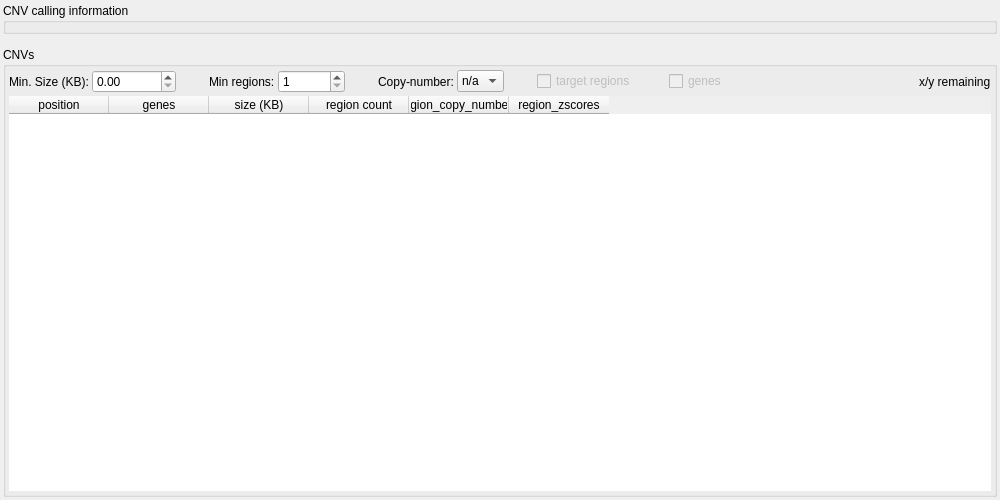
This is src/GSvar/CnvWidget.ui in imgag/ngs-bits as Qt 5 draws it before an edit. The edited form follows.
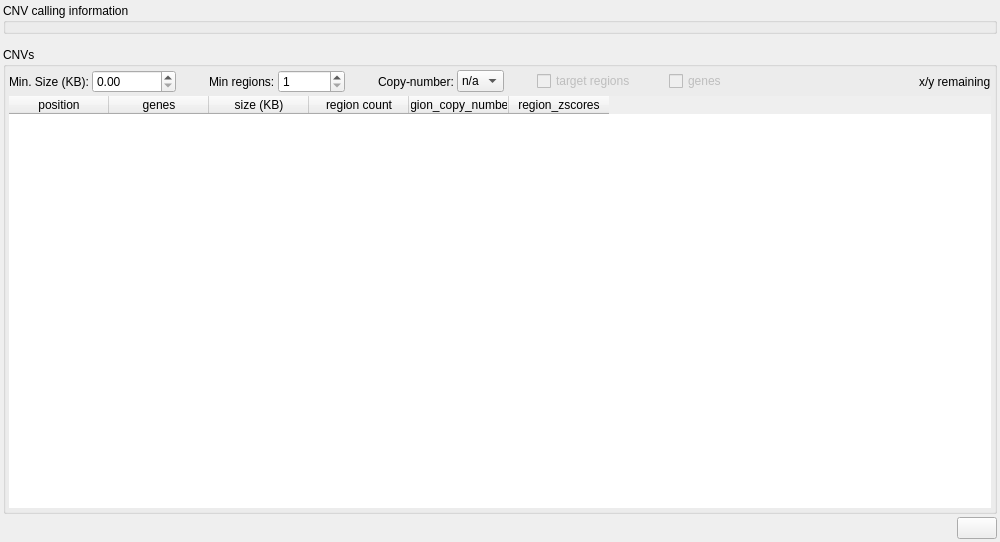
This is the edited form. Icons and pictures are not drawn.

Commit message: CnvWidget: Added copy-to-clipboard and made the dialog non-modal.

Patch:
```diff
--- a/src/GSvar/CnvWidget.ui
+++ b/src/GSvar/CnvWidget.ui
@@ -7,7 +7,7 @@
     <x>0</x>
     <y>0</y>
     <width>1000</width>
-    <height>500</height>
+    <height>542</height>
    </rect>
   </property>
   <property name="minimumSize">
@@ -19,7 +19,7 @@
   <property name="windowTitle">
    <string>Form</string>
   </property>
-  <layout class="QVBoxLayout" name="verticalLayout" stretch="0,0,0">
+  <layout class="QVBoxLayout" name="verticalLayout" stretch="0,0,0,0">
    <property name="spacing">
     <number>3</number>
    </property>
@@ -353,6 +353,37 @@
      </layout>
     </widget>
    </item>
+   <item>
+    <layout class="QHBoxLayout" name="horizontalLayout">
+     <item>
+      <spacer name="horizontalSpacer_6">
+       <property name="orientation">
+        <enum>Qt::Horizontal</enum>
+       </property>
+       <property name="sizeHint" stdset="0">
+        <size>
+         <width>40</width>
+         <height>20</height>
+        </size>
+       </property>
+      </spacer>
+     </item>
+     <item>
+      <widget class="QPushButton" name="copy_clipboard">
+       <property name="toolTip">
+        <string>&lt;html&gt;&lt;head/&gt;&lt;body&gt;&lt;p&gt;Copy filtered CNVs to clipboard.&lt;/p&gt;&lt;/body&gt;&lt;/html&gt;</string>
+       </property>
+       <property name="text">
+        <string/>
+       </property>
+       <property name="icon">
+        <iconset resource="GSvar.qrc">
+         <normaloff>:/Icons/CopyClipboard.png</normaloff>:/Icons/CopyClipboard.png</iconset>
+       </property>
+      </widget>
+     </item>
+    </layout>
+   </item>
   </layout>
  </widget>
  <resources/>
```
Left out of the diff: 4 changed lines with no effect on the pictures. The commit also changes 7 other files.
